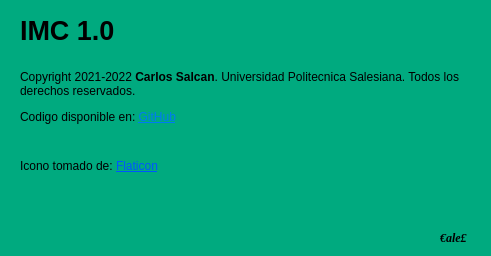
Above: acerca.ui from C-A-L-E-L/Exam_2P_IMC before the change. Below: the same form after it.
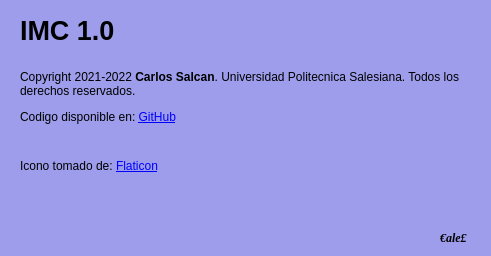
That is the form after the change. Icons and pictures are not drawn.

```diff
--- a/acerca.ui
+++ b/acerca.ui
@@ -14,7 +14,7 @@
    <string>Dialog</string>
   </property>
   <property name="styleSheet">
-   <string notr="true">background-color: rgb(0, 170, 127);
+   <string notr="true">background-color: rgb(157, 157, 236);
 color: rgb(0, 0, 0);</string>
   </property>
   <widget class="QLabel" name="label">
@@ -73,7 +73,7 @@
     </font>
    </property>
    <property name="text">
-    <string>&lt;html&gt;&lt;head/&gt;&lt;body&gt;&lt;p&gt;Icono tomado de: &lt;a href=&quot;https://www.flaticon.es/icono-premium/indice-de-masa-corporal_4721131?term=indice%20de%20masa%20corporal&amp;amp;page=1&amp;amp;position=5&amp;amp;page=1&amp;amp;position=5&amp;amp;related_id=4721131&amp;amp;origin=search&quot;&gt;&lt;span style=&quot; text-decoration: underline; color:#0055ff;&quot;&gt;Flaticon&lt;/span&gt;&lt;/a&gt;&lt;/p&gt;&lt;/body&gt;&lt;/html&gt;</string>
+    <string>&lt;html&gt;&lt;head/&gt;&lt;body&gt;&lt;p&gt;Icono tomado de: &lt;a href=&quot;https://www.flaticon.es/icono-premium/indice-de-masa-corporal_4721131?term=indice%20de%20masa%20corporal&amp;amp;page=1&amp;amp;position=5&amp;amp;page=1&amp;amp;position=5&amp;amp;related_id=4721131&amp;amp;origin=search&quot;&gt;&lt;span style=&quot; text-decoration: underline; color:#0000ff;&quot;&gt;Flaticon&lt;/span&gt;&lt;/a&gt;&lt;/p&gt;&lt;/body&gt;&lt;/html&gt;</string>
    </property>
    <property name="scaledContents">
     <bool>false</bool>
@@ -103,7 +103,7 @@
     </font>
    </property>
    <property name="text">
-    <string>&lt;html&gt;&lt;head/&gt;&lt;body&gt;&lt;p&gt;Copyright 2021-2022 &lt;span style=&quot; font-weight:600;&quot;&gt;Carlos Salcan&lt;/span&gt;. Universidad Politecnica Salesiana. Todos los derechos reservados. &lt;/p&gt;&lt;p&gt;Codigo disponible en: &lt;a href=&quot;https://github.com/C-A-L-E-L/Exam_2P_IMC&quot;&gt;&lt;span style=&quot; text-decoration: underline; color:#007af4;&quot;&gt;GitHub&lt;/span&gt;&lt;/a&gt;&lt;/p&gt;&lt;/body&gt;&lt;/html&gt;</string>
+    <string>&lt;html&gt;&lt;head/&gt;&lt;body&gt;&lt;p&gt;Copyright 2021-2022 &lt;span style=&quot; font-weight:600;&quot;&gt;Carlos Salcan&lt;/span&gt;. Universidad Politecnica Salesiana. Todos los derechos reservados. &lt;/p&gt;&lt;p&gt;Codigo disponible en: &lt;a href=&quot;https://github.com/C-A-L-E-L/Exam_2P_IMC&quot;&gt;&lt;span style=&quot; text-decoration: underline; color:#0000ff;&quot;&gt;GitHub&lt;/span&gt;&lt;/a&gt;&lt;/p&gt;&lt;/body&gt;&lt;/html&gt;</string>
    </property>
    <property name="wordWrap">
     <bool>true</bool>
@@ -112,7 +112,7 @@
   <widget class="QLabel" name="label_2">
    <property name="geometry">
     <rect>
-     <x>260</x>
+     <x>280</x>
      <y>120</y>
      <width>111</width>
      <height>111</height>
```
Left out of the diff: 2 changed lines with no effect on the pictures.
